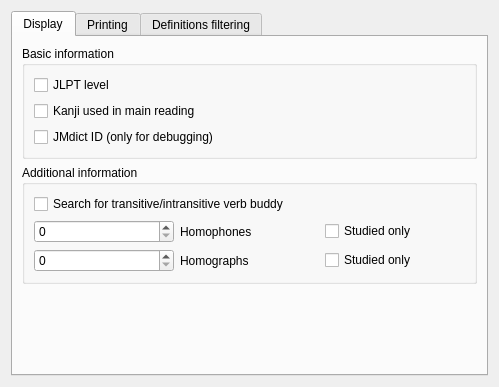
Gnurou/tagainijisho, file src/gui/jmdict/JMdictPreferences.ui: the form before one commit.
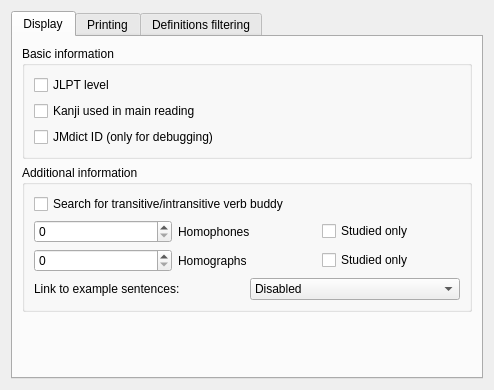
The form after the commit. Icons and pictures are not drawn.

Commit message:
Add optional link to Tatoeba or jisho.org example sentences.
Fixes gh-20.

Diff of the .ui file:
```diff
--- a/src/gui/jmdict/JMdictPreferences.ui
+++ b/src/gui/jmdict/JMdictPreferences.ui
@@ -6,8 +6,8 @@
    <rect>
     <x>0</x>
     <y>0</y>
-    <width>499</width>
-    <height>387</height>
+    <width>494</width>
+    <height>390</height>
    </rect>
   </property>
   <property name="windowTitle">
@@ -118,6 +118,29 @@
             </item>
            </layout>
           </item>
+          <item>
+           <layout class="QHBoxLayout" name="horizontalLayout_4">
+            <item>
+             <widget class="QLabel" name="label_7">
+              <property name="text">
+               <string>Link to example sentences:</string>
+              </property>
+             </widget>
+            </item>
+            <item>
+             <widget class="QComboBox" name="exampleSentencesServiceBox">
+              <property name="toolTip">
+               <string>If enabled, display a link that will look for example sentences in your web browser using the selected service</string>
+              </property>
+              <item>
+               <property name="text">
+                <string>Disabled</string>
+               </property>
+              </item>
+             </widget>
+            </item>
+           </layout>
+          </item>
          </layout>
         </widget>
        </item>
```
Left out of the diff: 4 changed lines with no effect on the pictures. The commit also changes 6 other files.
